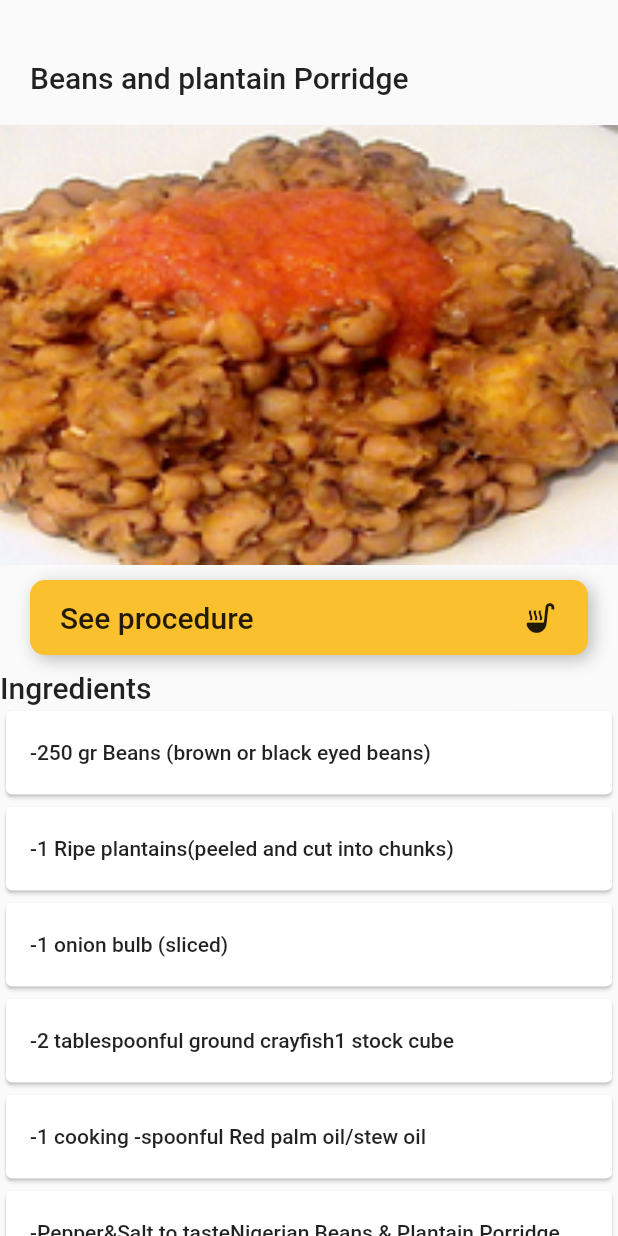
After one commit to AnthonyAniobi/Nigerian_Cuisine, a Flutter app: the MainScreen screen opened directly, after a tap on "Beans and plantain Porridge", on a phone screen of 412 x 824 dp. The commit adds this screen. Run offline on Flutter 3.47's test engine with Material 2 defaults, Android fonts, the phone set to English and light mode, and no system bars; our stand-ins replace persistent_bottom_nav_bar.

Commit message:
setup food details
- Add food details with list of ingredients
- Add procedure page for foods
- created abstract classes for food list and food procedures

```diff
--- a/lib/resources/food_procedures.dart
+++ b/lib/resources/food_procedures.dart
@@ -207,7 +207,7 @@ class FoodProcedures {
 
   FoodProcedures(
     this.first,
+    this.imageId,
     this.second,
-    this.imageId,
   );
 }
--- /dev/null
+++ b/lib/screens/food_details/food_details.dart
@@ -0,0 +1,94 @@
+import 'package:flutter/material.dart';
+import 'package:nigerian_cuisine/resources/food_list.dart';
+import 'package:nigerian_cuisine/screens/food_details/food_procedure.dart';
+
+class FoodDetails extends StatelessWidget {
+  final int foodIndex;
+  late FoodList food;
+  late List<String> ingredients;
+  FoodDetails({super.key, required this.foodIndex}) {
+    food = FoodList.list[foodIndex];
+    ingredients = food.ingredients.split('\n');
+  }
+
+  @override
+  Widget build(BuildContext context) {
+    return Scaffold(
+      extendBodyBehindAppBar: true,
+      body: Column(
+        crossAxisAlignment: CrossAxisAlignment.stretch,
+        children: [
+          const SizedBox(height: 20),
+          Padding(
+            padding: const EdgeInsets.symmetric(horizontal: 20, vertical: 20),
+            child: Text(
+              food.name,
+              style: Theme.of(context).textTheme.titleLarge,
+            ),
+          ),
+          Hero(
+              tag: food.imageId,
+              child: Image.asset(
+                food.imageId,
+                fit: BoxFit.cover,
+              )),
+          const SizedBox(height: 10),
+          InkWell(
+            onTap: () {
+              Navigator.push(
+                  context,
+                  MaterialPageRoute(
+                      builder: ((context) =>
+                          FoodProcedure(procedureIndex: foodIndex))));
+            },
+            child: Container(
+              height: 50,
+              margin: const EdgeInsets.symmetric(horizontal: 20),
+              padding: const EdgeInsets.symmetric(horizontal: 20),
+              decoration: BoxDecoration(
+                  color: Colors.yellow.shade700,
+                  borderRadius: BorderRadius.circular(10),
+                  boxShadow: [
+                    BoxShadow(
+                      offset: const Offset(3, 3),
+                      blurRadius: 9,
+                      color: Colors.black.withOpacity(0.25),
+                    )
+                  ]),
+              child: Row(
+                mainAxisAlignment: MainAxisAlignment.spaceBetween,
+                children: [
+                  Text(
+                    'See procedure',
+                    style: Theme.of(context).textTheme.titleLarge,
+                  ),
+                  const Icon(Icons.soup_kitchen),
+                ],
+              ),
+            ),
+          ),
+          const SizedBox(height: 10),
+
+          Text(
+            'Ingredients',
+            style: Theme.of(context).textTheme.titleLarge,
+          ),
+          // const SizedBox(height: 10),
+          Expanded(
+              child: ListView.builder(
+                  padding: const EdgeInsets.all(0),
+                  shrinkWrap: true,
+                  itemCount: ingredients.length,
+                  itemBuilder: ((context, index) => Card(
+                        child: ListTile(
+                          title: Text(
+                            ingredients[index],
+                            style: Theme.of(context).textTheme.bodyLarge,
+                          ),
+                        ),
+                      ))))
+        ],
+      ),
+    );
+  }
+}
--- a/lib/screens/homepage/widgets/food_card.dart
+++ b/lib/screens/homepage/widgets/food_card.dart
@@ -1,16 +1,28 @@
 import 'package:flutter/material.dart';
 import 'package:nigerian_cuisine/resources/food_list.dart';
+import 'package:nigerian_cuisine/screens/food_details/food_details.dart';
 
 class FoodCard extends StatelessWidget {
   final FoodList food;
+  final int foodIndex;
   const FoodCard({
     Key? key,
     required this.food,
+    required this.foodIndex,
   }) : super(key: key);
 
   @override
   Widget build(BuildContext context) {
-    return Container(
+    return InkWell(
+      onTap: () {
+        Navigator.push(
+            context,
+            MaterialPageRoute(
+                builder: (context) => FoodDetails(foodIndex: foodIndex)));
+      },
+      child: Hero(
+        tag: food.imageId,
+        child: Container(
           height: 200,
           width: 200,
           margin: const EdgeInsets.fromLTRB(20, 10, 10, 10),
@@ -52,6 +64,8 @@ class FoodCard extends StatelessWidget {
               ],
             ),
           ),
+        ),
+      ),
     );
   }
 }
--- a/lib/screens/homepage/widgets/food_type_selector.dart
+++ b/lib/screens/homepage/widgets/food_type_selector.dart
@@ -48,7 +48,7 @@ class _FoodTypeSelectorState extends State<FoodTypeSelector> {
               crossAxisCount: 2),
           itemCount: FoodList.list.length,
           itemBuilder: ((context, index) =>
-              FoodCard(food: FoodList.list[index])));
+              FoodCard(foodIndex: index, food: FoodList.list[index])));
     } else if (_selectedType == _Types.snack) {
       return GridView.builder(
           controller: scrollController,
```
Also changed, not shown: lib/models/abstract_food.dart (added, +14 -0 lines), lib/screens/food_details/food_procedure.dart (added, +122 -0 lines). Lines whose indentation alone changed are shown as unchanged.
